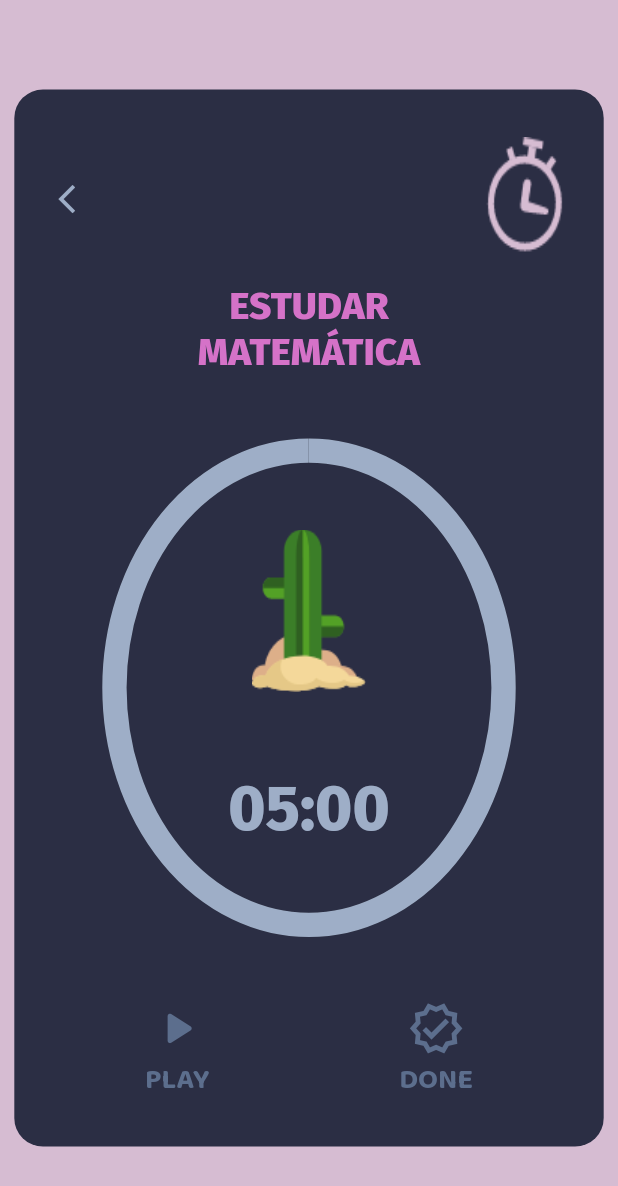
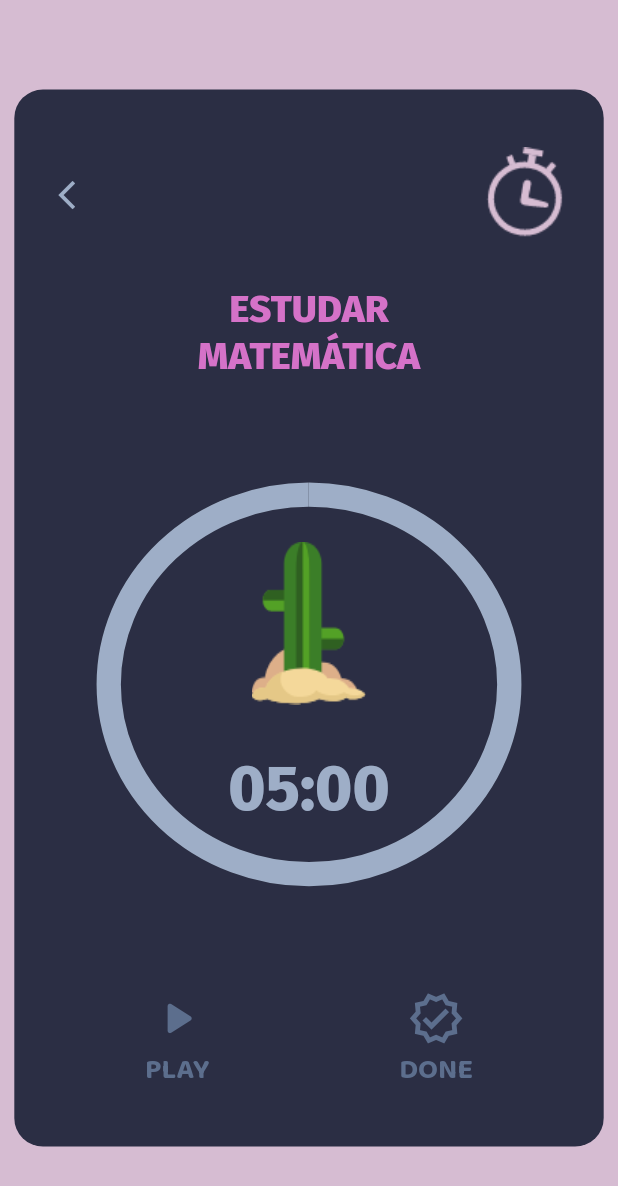
Before and after one commit to Victor-Moura-DEV/rabit, a Flutter app: the TimerScreen screen opened by its route, on a phone screen of 412 x 824 dp. Shown: the top 1186 px of the screen. Run offline on Flutter 3.47's test engine with Material 2 defaults, Android fonts, the phone set to English and light mode, and no system bars.

Commit message:
fix: layout size

```diff
--- a/lib/screens/timer_screen.dart
+++ b/lib/screens/timer_screen.dart
@@ -140,7 +140,7 @@ class _TimerScreenState extends State<TimerScreen> {
           onTap: () {},
           child: Container(
             width: getProportionateScreenWidth(60),
-            height: getProportionateScreenHeight(90),
+            height: getProportionateScreenHeight(70),
             decoration: BoxDecoration(
               image: DecorationImage(
                   image: AssetImage('assets/images/clock.png'),
@@ -154,8 +154,8 @@ class _TimerScreenState extends State<TimerScreen> {
 
   SizedBox BuildCenterCountDown(int minuts, int secondsDisplayed) {
     return SizedBox(
-      width: getProportionateScreenWidth(272),
-      height: getProportionateScreenHeight(350),
+      width: getProportionateScreenWidth(280),
+      height: getProportionateScreenHeight(280),
       child: Stack(
         fit: StackFit.expand,
         children: [
```
